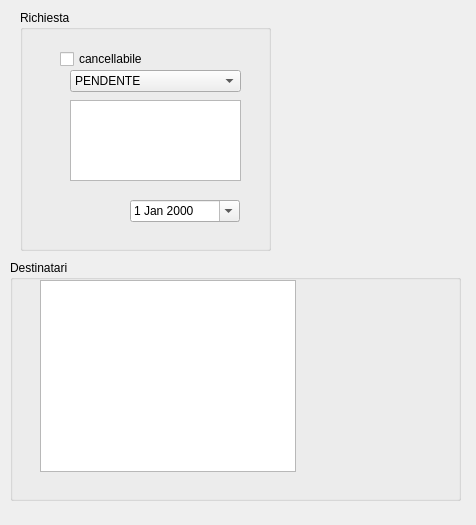
The window that src/com/axiastudio/suite/richieste/forms/richiesta.ui (tizianolattisi/suitegda) describes before a commit, drawn with Qt 5.
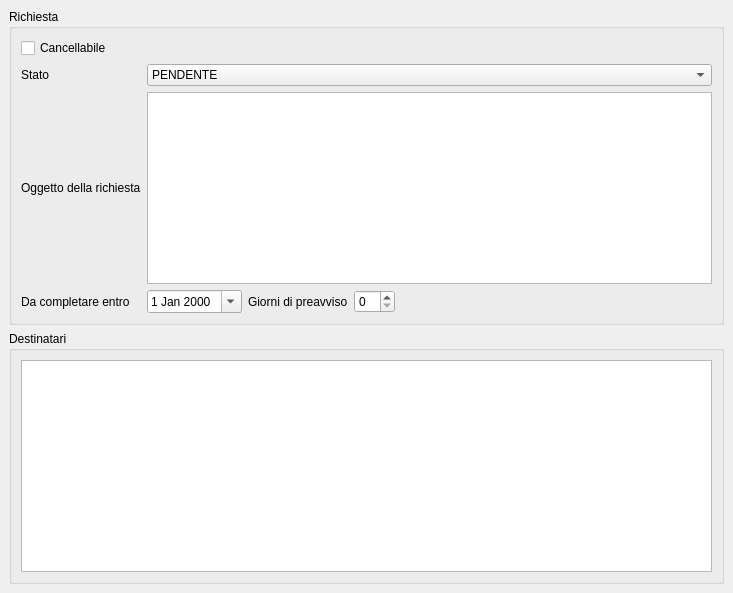
The same window after the commit. Custom widgets are drawn as their Qt base class.

The edit to the form file:
```diff
--- a/src/com/axiastudio/suite/richieste/forms/richiesta.ui
+++ b/src/com/axiastudio/suite/richieste/forms/richiesta.ui
@@ -6,8 +6,8 @@
    <rect>
     <x>0</x>
     <y>0</y>
-    <width>476</width>
-    <height>525</height>
+    <width>733</width>
+    <height>593</height>
    </rect>
   </property>
   <property name="windowTitle">
@@ -17,72 +17,45 @@
    <string>testo</string>
   </property>
   <widget class="QWidget" name="centralwidget">
+   <layout class="QGridLayout" name="gridLayout_3">
+    <item row="0" column="0">
    <widget class="QGroupBox" name="groupBox">
-    <property name="geometry">
-     <rect>
-      <x>20</x>
-      <y>10</y>
-      <width>251</width>
-      <height>241</height>
-     </rect>
-    </property>
     <property name="title">
      <string>Richiesta</string>
     </property>
+      <layout class="QGridLayout" name="gridLayout">
+       <item row="0" column="0">
     <widget class="QCheckBox" name="checkBox">
-     <property name="geometry">
-      <rect>
-       <x>40</x>
-       <y>40</y>
-       <width>91</width>
-       <height>18</height>
-      </rect>
-     </property>
      <property name="text">
-      <string>cancellabile</string>
+          <string>Cancellabile</string>
      </property>
      <property name="column" stdset="0">
       <string>cancellabile</string>
      </property>
     </widget>
-    <widget class="QTextEdit" name="textEdit">
-     <property name="geometry">
-      <rect>
-       <x>50</x>
-       <y>90</y>
-       <width>171</width>
-       <height>81</height>
-      </rect>
-     </property>
-     <property name="column" stdset="0">
-      <string>testo</string>
-     </property>
-    </widget>
-    <widget class="com.axiastudio.pypapi.ui.widgets.PyPaPiDateEdit" name="dateEdit">
-     <property name="geometry">
-      <rect>
-       <x>110</x>
-       <y>190</y>
-       <width>110</width>
-       <height>22</height>
-      </rect>
-     </property>
-     <property name="calendarPopup">
-      <bool>true</bool>
-     </property>
-     <property name="column" stdset="0">
-      <string>datascadenza</string>
-     </property>
-    </widget>
+       </item>
+       <item row="0" column="1" colspan="4">
+        <spacer name="horizontalSpacer_2">
+         <property name="orientation">
+          <enum>Qt::Horizontal</enum>
+         </property>
+         <property name="sizeHint" stdset="0">
+          <size>
+           <width>576</width>
+           <height>20</height>
+          </size>
+         </property>
+        </spacer>
+       </item>
+       <item row="1" column="0">
+        <widget class="QLabel" name="label">
+         <property name="text">
+          <string>Stato</string>
+         </property>
+        </widget>
+       </item>
+       <item row="1" column="1" colspan="4">
     <widget class="QComboBox" name="comboBox">
-     <property name="geometry">
-      <rect>
-       <x>50</x>
-       <y>60</y>
-       <width>171</width>
-       <height>22</height>
-      </rect>
-     </property>
      <property name="column" stdset="0">
       <string>statorichiesta</string>
      </property>
@@ -112,28 +85,76 @@
       </property>
      </item>
     </widget>
-   </widget>
+       </item>
+       <item row="2" column="0">
+        <widget class="QLabel" name="label_2">
+         <property name="text">
+          <string>Oggetto della richiesta</string>
+         </property>
+        </widget>
+       </item>
+       <item row="2" column="1" colspan="4">
+        <widget class="QTextEdit" name="textEdit">
+         <property name="column" stdset="0">
+          <string>testo</string>
+         </property>
+        </widget>
+       </item>
+       <item row="3" column="0">
+        <widget class="QLabel" name="label_3">
+         <property name="text">
+          <string>Da completare entro</string>
+         </property>
+        </widget>
+       </item>
+       <item row="3" column="1">
+        <widget class="com.axiastudio.pypapi.ui.widgets.PyPaPiDateEdit" name="dateEdit">
+         <property name="calendarPopup">
+          <bool>true</bool>
+         </property>
+         <property name="column" stdset="0">
+          <string>datascadenza</string>
+         </property>
+        </widget>
+       </item>
+       <item row="3" column="2">
+        <widget class="QLabel" name="label_4">
+         <property name="text">
+          <string>Giorni di preavviso</string>
+         </property>
+        </widget>
+       </item>
+       <item row="3" column="3">
+        <widget class="QSpinBox" name="spinBox">
+         <property name="column" stdset="0">
+          <string>giornipreavviso</string>
+         </property>
+        </widget>
+       </item>
+       <item row="3" column="4">
+        <spacer name="horizontalSpacer">
+         <property name="orientation">
+          <enum>Qt::Horizontal</enum>
+         </property>
+         <property name="sizeHint" stdset="0">
+          <size>
+           <width>337</width>
+           <height>20</height>
+          </size>
+         </property>
+        </spacer>
+       </item>
+      </layout>
+     </widget>
+    </item>
+    <item row="1" column="0">
    <widget class="QGroupBox" name="groupBox_2">
-    <property name="geometry">
-     <rect>
-      <x>10</x>
-      <y>260</y>
-      <width>451</width>
-      <height>241</height>
-     </rect>
-    </property>
     <property name="title">
      <string>Destinatari</string>
     </property>
+      <layout class="QGridLayout" name="gridLayout_2">
+       <item row="0" column="0">
     <widget class="com.axiastudio.pypapi.ui.widgets.PyPaPiTableView" name="tableView">
-     <property name="geometry">
-      <rect>
-       <x>30</x>
-       <y>20</y>
-       <width>256</width>
-       <height>192</height>
-      </rect>
-     </property>
      <property name="entity" stdset="0">
       <string>.destinatarioUfficioCollection</string>
      </property>
@@ -144,7 +165,11 @@
       <string>destinatario</string>
      </property>
     </widget>
-   </widget>
+       </item>
+      </layout>
+     </widget>
+    </item>
+   </layout>
   </widget>
  </widget>
  <customwidgets>
```
Left out of the diff: 4 changed lines with no effect on the pictures. Lines whose indentation alone changed are shown as unchanged.
